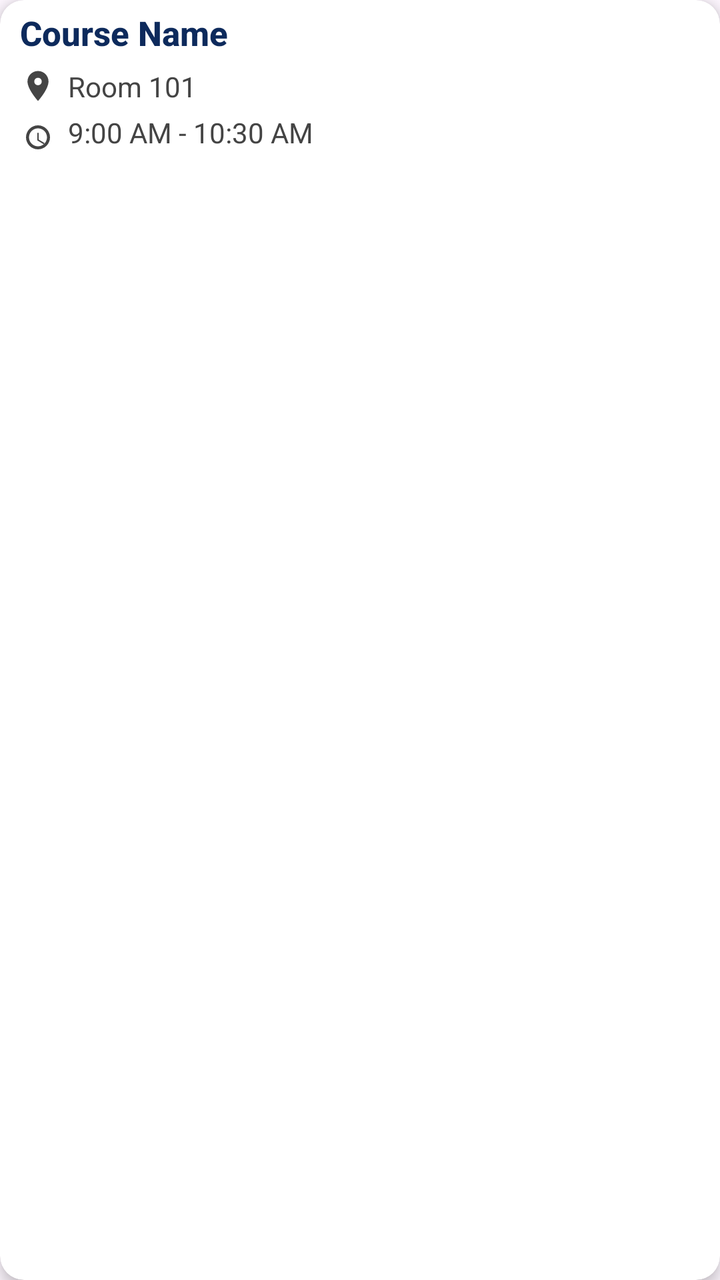
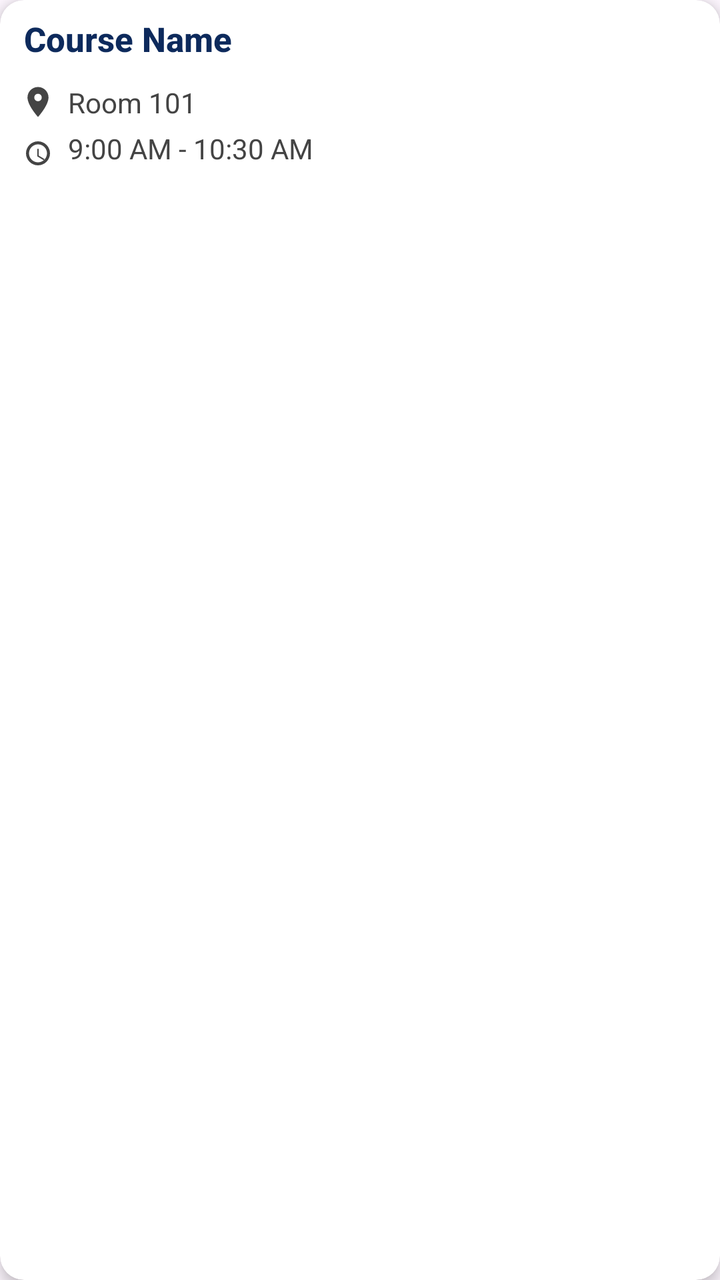

Screens rendered from an Android XML layout before and after an edit, with the pre-edit source and the edit as a unified diff.
<!-- AndroidManifest.xml: application theme Theme.FASTable -->
<!-- res/layout/item_course_card.xml -->
<?xml version="1.0" encoding="utf-8"?>
<androidx.cardview.widget.CardView xmlns:android="http://schemas.android.com/apk/res/android"
    xmlns:app="http://schemas.android.com/apk/res-auto"
    android:layout_width="match_parent"
    android:layout_height="wrap_content"
    android:backgroundTint="#FFFFFF"
    app:cardCornerRadius="12dp"
    app:cardElevation="4dp"
    android:padding="16dp">

    <LinearLayout
        android:layout_width="match_parent"
        android:layout_height="wrap_content"
        android:orientation="vertical">

        <TextView
            android:paddingTop="5dp"
            android:paddingLeft="10dp"
            android:id="@+id/textCourseName"
            android:layout_width="wrap_content"
            android:layout_height="wrap_content"
            android:text="Course Name"
            android:textSize="17sp"
            android:textStyle="bold"
            android:textColor="#0D2A5C"
            android:layout_marginBottom="6dp"
            android:fontFamily="sans-serif-medium" />

        <LinearLayout
            android:paddingLeft="10dp"
            android:layout_width="wrap_content"
            android:layout_height="wrap_content"
            android:orientation="horizontal"
            android:layout_marginBottom="4dp"
            android:gravity="center_vertical">

            <ImageView
                android:layout_width="18dp"
                android:layout_height="18dp"
                android:layout_marginEnd="6dp"
                android:src="@drawable/ic_location"
                app:tint="#444" />

            <TextView
                android:id="@+id/textLocation"
                android:layout_width="wrap_content"
                android:layout_height="wrap_content"
                android:text="Room 101"
                android:textColor="#444"
                android:textSize="14sp" />
        </LinearLayout>

        <LinearLayout
            android:paddingLeft="10dp"
            android:paddingBottom="5dp"
            android:layout_width="wrap_content"
            android:layout_height="wrap_content"
            android:orientation="horizontal"
            android:gravity="center_vertical">

            <ImageView
                android:layout_width="18dp"
                android:layout_height="18dp"
                android:layout_marginEnd="6dp"
                android:src="@drawable/ic_clock"
                app:tint="#444" />

            <TextView
                android:paddingBottom="5dp"
                android:id="@+id/textTime"
                android:layout_width="wrap_content"
                android:layout_height="wrap_content"
                android:text="9:00 AM - 10:30 AM"
                android:textColor="#444"
                android:textSize="14sp" />
        </LinearLayout>
    </LinearLayout>
</androidx.cardview.widget.CardView>
<!-- resources referenced by this layout -->
<resources>
  <!-- drawable ic_clock (drawable) -->
  <vector xmlns:android="http://schemas.android.com/apk/res/android"
      android:width="24dp"
      android:height="24dp"
      android:viewportWidth="24"
      android:viewportHeight="24">
      <path
          android:fillColor="#000000"
          android:pathData="M12,20c4.4,0 8,-3.6 8,-8s-3.6,-8 -8,-8 -8,3.6 -8,8 3.6,8 8,8zm0,-14c3.3,0 6,2.7 6,6s-2.7,6 -6,6 -6,-2.7 -6,-6 2.7,-6 6,-6zm0.5,3h-1v5l4.3,2.6 0.5,-0.8 -3.8,-2.3v-4.5z" />
  </vector>
  <!-- drawable ic_location (drawable) -->
  <vector xmlns:android="http://schemas.android.com/apk/res/android"
      android:width="24dp"
      android:height="24dp"
      android:viewportWidth="24"
      android:viewportHeight="24">
      <path
          android:fillColor="#000000"
          android:pathData="M12,2C8.1,2 5,5.1 5,9c0,5.3 7,13 7,13s7,-7.7 7,-13c0,-3.9 -3.1,-7 -7,-7zM12,11.5c-1.4,0 -2.5,-1.1 -2.5,-2.5s1.1,-2.5 2.5,-2.5 2.5,1.1 2.5,2.5 -1.1,2.5 -2.5,2.5z" />
  </vector>
  <style name="Theme.FASTable" parent="Base.Theme.FASTable" />
  <style name="Base.Theme.FASTable" parent="Theme.Material3.DayNight.NoActionBar">
          
          
      </style>
</resources>

<!-- the commit's change to res/layout/item_course_card.xml (unified diff, before → after) -->
@@ -14,8 +14,9 @@
         android:orientation="vertical">
 
         <TextView
-            android:paddingTop="5dp"
-            android:paddingLeft="10dp"
+            android:paddingTop="8dp"
+            android:paddingLeft="12dp"
+            android:paddingBottom="5dp"
             android:id="@+id/textCourseName"
             android:layout_width="wrap_content"
             android:layout_height="wrap_content"
@@ -52,7 +53,7 @@
 
         <LinearLayout
             android:paddingLeft="10dp"
-            android:paddingBottom="5dp"
+            android:paddingBottom="15dp"
             android:layout_width="wrap_content"
             android:layout_height="wrap_content"
             android:orientation="horizontal"
